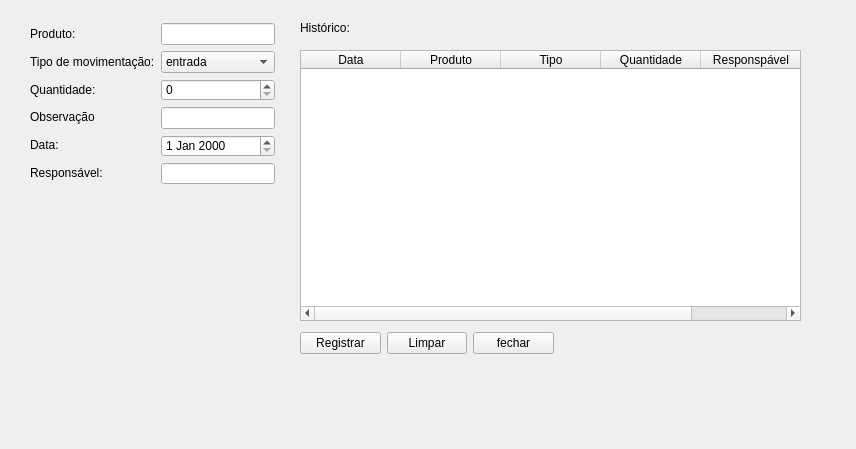
Before: the Qt Designer form erp-projeto/movimentacaoestoquewindow.ui in jaques-lo/erp-projeto, drawn with Qt 5.
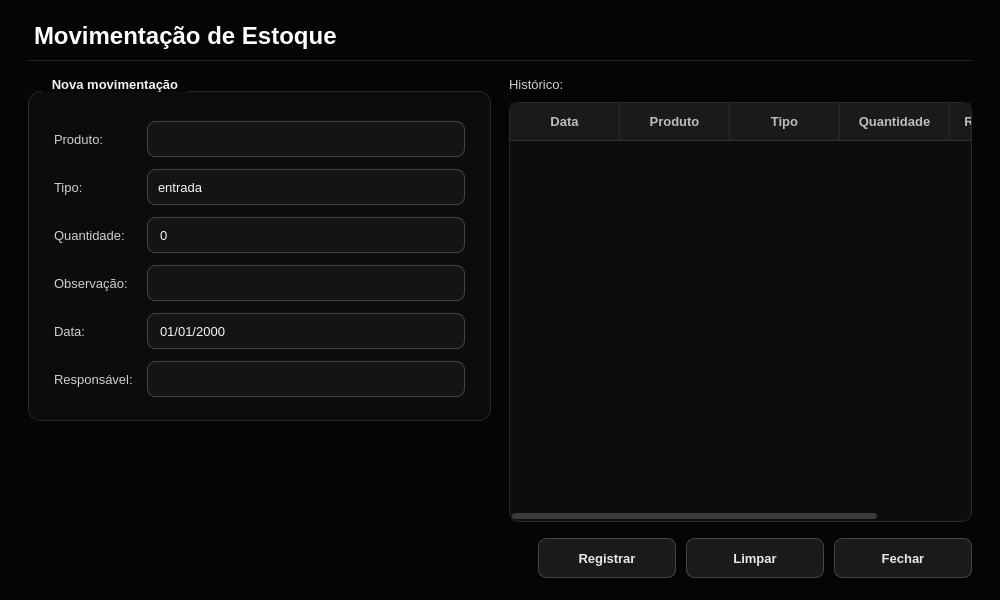
After: the same form once the commit is applied.

Commit message:
Atualiza fontes do projeto ERP (telas e login, Tela de Sobra) e adiciona logoBG
Arquivos de importância para alterar e rodar na máquina: código (cpp/h/pro), telas (ui), recursos (qrc) e imagem da logoBG.

```diff
--- a/erp-projeto/movimentacaoestoquewindow.ui
+++ b/erp-projeto/movimentacaoestoquewindow.ui
@@ -6,200 +6,1058 @@
    <rect>
     <x>0</x>
     <y>0</y>
-    <width>856</width>
-    <height>449</height>
+    <width>1000</width>
+    <height>600</height>
    </rect>
   </property>
+  <property name="minimumSize">
+   <size>
+    <width>800</width>
+    <height>480</height>
+   </size>
+  </property>
   <property name="windowTitle">
-   <string>Form</string>
-  </property>
-  <widget class="QLabel" name="label_7">
-   <property name="geometry">
-    <rect>
-     <x>300</x>
-     <y>20</y>
-     <width>51</width>
-     <height>16</height>
-    </rect>
-   </property>
-   <property name="text">
-    <string>Histórico:</string>
-   </property>
-  </widget>
-  <widget class="QTableWidget" name="tableWidget">
-   <property name="geometry">
-    <rect>
-     <x>300</x>
-     <y>50</y>
-     <width>501</width>
-     <height>271</height>
-    </rect>
-   </property>
-   <column>
-    <property name="text">
-     <string>Data</string>
-    </property>
-   </column>
-   <column>
-    <property name="text">
-     <string>Produto</string>
-    </property>
-   </column>
-   <column>
-    <property name="text">
-     <string>Tipo</string>
-    </property>
-   </column>
-   <column>
-    <property name="text">
-     <string>Quantidade</string>
-    </property>
-   </column>
-   <column>
-    <property name="text">
-     <string>Responspável</string>
-    </property>
-   </column>
-  </widget>
-  <widget class="QWidget" name="">
-   <property name="geometry">
-    <rect>
-     <x>30</x>
-     <y>23</y>
-     <width>245</width>
-     <height>161</height>
-    </rect>
-   </property>
-   <layout class="QHBoxLayout" name="horizontalLayout">
-    <item>
-     <layout class="QVBoxLayout" name="verticalLayout_2">
-      <item>
-       <widget class="QLabel" name="label">
-        <property name="text">
-         <string>Produto:</string>
-        </property>
-       </widget>
-      </item>
-      <item>
-       <widget class="QLabel" name="label_2">
-        <property name="text">
-         <string>Tipo de movimentação:</string>
-        </property>
-       </widget>
-      </item>
-      <item>
-       <widget class="QLabel" name="label_3">
-        <property name="text">
-         <string>Quantidade:</string>
-        </property>
-       </widget>
-      </item>
-      <item>
-       <widget class="QLabel" name="label_4">
-        <property name="text">
-         <string>Observação</string>
-        </property>
-       </widget>
-      </item>
-      <item>
-       <widget class="QLabel" name="label_5">
-        <property name="text">
-         <string>Data:</string>
-        </property>
-       </widget>
-      </item>
-      <item>
-       <widget class="QLabel" name="label_6">
-        <property name="text">
-         <string>Responsável:</string>
-        </property>
-       </widget>
-      </item>
-     </layout>
-    </item>
-    <item>
-     <layout class="QVBoxLayout" name="verticalLayout">
-      <item>
-       <widget class="QLineEdit" name="lineEdit"/>
-      </item>
-      <item>
-       <widget class="QComboBox" name="comboBox">
-        <item>
-         <property name="text">
-          <string>entrada</string>
-         </property>
-        </item>
-        <item>
-         <property name="text">
-          <string>saída</string>
-         </property>
-        </item>
-        <item>
-         <property name="text">
-          <string>ajuste</string>
-         </property>
-        </item>
-        <item>
-         <property name="text">
-          <string>perda</string>
-         </property>
-        </item>
-        <item>
-         <property name="text">
-          <string>devolução</string>
-         </property>
-        </item>
-       </widget>
-      </item>
-      <item>
-       <widget class="QSpinBox" name="spinBox"/>
-      </item>
-      <item>
-       <widget class="QLineEdit" name="lineEdit_2"/>
-      </item>
-      <item>
-       <widget class="QDateEdit" name="dateEdit"/>
-      </item>
-      <item>
-       <widget class="QLineEdit" name="lineEdit_3"/>
-      </item>
-     </layout>
-    </item>
-   </layout>
-  </widget>
-  <widget class="QWidget" name="">
-   <property name="geometry">
-    <rect>
-     <x>300</x>
-     <y>330</y>
-     <width>254</width>
-     <height>26</height>
-    </rect>
-   </property>
-   <layout class="QHBoxLayout" name="horizontalLayout_2">
-    <item>
-     <widget class="QPushButton" name="pushButton">
-      <property name="text">
-       <string>Registrar</string>
-      </property>
-     </widget>
-    </item>
-    <item>
-     <widget class="QPushButton" name="pushButton_2">
-      <property name="text">
-       <string>Limpar</string>
-      </property>
-     </widget>
-    </item>
-    <item>
-     <widget class="QPushButton" name="pushButton_3">
-      <property name="text">
-       <string>fechar</string>
-      </property>
-     </widget>
-    </item>
-   </layout>
-  </widget>
+   <string>Movimentação de Estoque</string>
+  </property>
+  <property name="palette">
+   <palette>
+    <active>
+     <colorrole role="WindowText">
+      <brush brushstyle="SolidPattern">
+       <color alpha="255">
+        <red>232</red>
+        <green>232</green>
+        <blue>232</blue>
+       </color>
+      </brush>
+     </colorrole>
+     <colorrole role="Button">
+      <brush brushstyle="SolidPattern">
+       <color alpha="255">
+        <red>26</red>
+        <green>26</green>
+        <blue>26</blue>
+       </color>
+      </brush>
+     </colorrole>
+     <colorrole role="Text">
+      <brush brushstyle="SolidPattern">
+       <color alpha="255">
+        <red>245</red>
+        <green>245</green>
+        <blue>245</blue>
+       </color>
+      </brush>
+     </colorrole>
+     <colorrole role="ButtonText">
+      <brush brushstyle="SolidPattern">
+       <color alpha="255">
+        <red>232</red>
+        <green>232</green>
+        <blue>232</blue>
+       </color>
+      </brush>
+     </colorrole>
+     <colorrole role="Base">
+      <brush brushstyle="SolidPattern">
+       <color alpha="255">
+        <red>20</red>
+        <green>20</green>
+        <blue>20</blue>
+       </color>
+      </brush>
+     </colorrole>
+     <colorrole role="AlternateBase">
+      <brush brushstyle="SolidPattern">
+       <color alpha="255">
+        <red>19</red>
+        <green>19</green>
+        <blue>19</blue>
+       </color>
+      </brush>
+     </colorrole>
+     <colorrole role="Window">
+      <brush brushstyle="SolidPattern">
+       <color alpha="255">
+        <red>5</red>
+        <green>5</green>
+        <blue>5</blue>
+       </color>
+      </brush>
+     </colorrole>
+     <colorrole role="Highlight">
+      <brush brushstyle="SolidPattern">
+       <color alpha="255">
+        <red>119</red>
+        <green>119</green>
+        <blue>119</blue>
+       </color>
+      </brush>
+     </colorrole>
+     <colorrole role="HighlightedText">
+      <brush brushstyle="SolidPattern">
+       <color alpha="255">
+        <red>255</red>
+        <green>255</green>
+        <blue>255</blue>
+       </color>
+      </brush>
+     </colorrole>
+     <colorrole role="PlaceholderText">
+      <brush brushstyle="SolidPattern">
+       <color alpha="255">
+        <red>119</red>
+        <green>119</green>
+        <blue>119</blue>
+       </color>
+      </brush>
+     </colorrole>
+    </active>
+    <inactive>
+     <colorrole role="WindowText">
+      <brush brushstyle="SolidPattern">
+       <color alpha="255">
+        <red>232</red>
+        <green>232</green>
+        <blue>232</blue>
+       </color>
+      </brush>
+     </colorrole>
+     <colorrole role="Button">
+      <brush brushstyle="SolidPattern">
+       <color alpha="255">
+        <red>26</red>
+        <green>26</green>
+        <blue>26</blue>
+       </color>
+      </brush>
+     </colorrole>
+     <colorrole role="Text">
+      <brush brushstyle="SolidPattern">
+       <color alpha="255">
+        <red>245</red>
+        <green>245</green>
+        <blue>245</blue>
+       </color>
+      </brush>
+     </colorrole>
+     <colorrole role="ButtonText">
+      <brush brushstyle="SolidPattern">
+       <color alpha="255">
+        <red>232</red>
+        <green>232</green>
+        <blue>232</blue>
+       </color>
+      </brush>
+     </colorrole>
+     <colorrole role="Base">
+      <brush brushstyle="SolidPattern">
+       <color alpha="255">
+        <red>20</red>
+        <green>20</green>
+        <blue>20</blue>
+       </color>
+      </brush>
+     </colorrole>
+     <colorrole role="AlternateBase">
+      <brush brushstyle="SolidPattern">
+       <color alpha="255">
+        <red>19</red>
+        <green>19</green>
+        <blue>19</blue>
+       </color>
+      </brush>
+     </colorrole>
+     <colorrole role="Window">
+      <brush brushstyle="SolidPattern">
+       <color alpha="255">
+        <red>5</red>
+        <green>5</green>
+        <blue>5</blue>
+       </color>
+      </brush>
+     </colorrole>
+     <colorrole role="Highlight">
+      <brush brushstyle="SolidPattern">
+       <color alpha="255">
+        <red>119</red>
+        <green>119</green>
+        <blue>119</blue>
+       </color>
+      </brush>
+     </colorrole>
+     <colorrole role="HighlightedText">
+      <brush brushstyle="SolidPattern">
+       <color alpha="255">
+        <red>255</red>
+        <green>255</green>
+        <blue>255</blue>
+       </color>
+      </brush>
+     </colorrole>
+     <colorrole role="PlaceholderText">
+      <brush brushstyle="SolidPattern">
+       <color alpha="255">
+        <red>119</red>
+        <green>119</green>
+        <blue>119</blue>
+       </color>
+      </brush>
+     </colorrole>
+    </inactive>
+    <disabled>
+     <colorrole role="WindowText">
+      <brush brushstyle="SolidPattern">
+       <color alpha="255">
+        <red>102</red>
+        <green>102</green>
+        <blue>102</blue>
+       </color>
+      </brush>
+     </colorrole>
+     <colorrole role="Button">
+      <brush brushstyle="SolidPattern">
+       <color alpha="255">
+        <red>26</red>
+        <green>26</green>
+        <blue>26</blue>
+       </color>
+      </brush>
+     </colorrole>
+     <colorrole role="Text">
+      <brush brushstyle="SolidPattern">
+       <color alpha="255">
+        <red>102</red>
+        <green>102</green>
+        <blue>102</blue>
+       </color>
+      </brush>
+     </colorrole>
+     <colorrole role="ButtonText">
+      <brush brushstyle="SolidPattern">
+       <color alpha="255">
+        <red>102</red>
+        <green>102</green>
+        <blue>102</blue>
+       </color>
+      </brush>
+     </colorrole>
+     <colorrole role="Base">
+      <brush brushstyle="SolidPattern">
+       <color alpha="255">
+        <red>20</red>
+        <green>20</green>
+        <blue>20</blue>
+       </color>
+      </brush>
+     </colorrole>
+     <colorrole role="AlternateBase">
+      <brush brushstyle="SolidPattern">
+       <color alpha="255">
+        <red>19</red>
+        <green>19</green>
+        <blue>19</blue>
+       </color>
+      </brush>
+     </colorrole>
+     <colorrole role="Window">
+      <brush brushstyle="SolidPattern">
+       <color alpha="255">
+        <red>5</red>
+        <green>5</green>
+        <blue>5</blue>
+       </color>
+      </brush>
+     </colorrole>
+     <colorrole role="Highlight">
+      <brush brushstyle="SolidPattern">
+       <color alpha="255">
+        <red>119</red>
+        <green>119</green>
+        <blue>119</blue>
+       </color>
+      </brush>
+     </colorrole>
+     <colorrole role="HighlightedText">
+      <brush brushstyle="SolidPattern">
+       <color alpha="255">
+        <red>255</red>
+        <green>255</green>
+        <blue>255</blue>
+       </color>
+      </brush>
+     </colorrole>
+     <colorrole role="PlaceholderText">
+      <brush brushstyle="SolidPattern">
+       <color alpha="255">
+        <red>119</red>
+        <green>119</green>
+        <blue>119</blue>
+       </color>
+      </brush>
+     </colorrole>
+    </disabled>
+   </palette>
+  </property>
+  <property name="styleSheet">
+   <string notr="true">#MovimentacaoEstoqueWindow {
+    background-color: #050505;
+}
+
+QWidget {
+    font-family: "Segoe UI", "DejaVu Sans", "Noto Sans", sans-serif;
+    font-size: 10pt;
+}
+
+/* ---------- Textos ---------- */
+QLabel {
+    color: #cfcfcf;
+    background: transparent;
+    font-weight: normal;
+}
+
+QLabel#lblTitulo {
+    color: #ffffff;
+    font-size: 18pt;
+    font-weight: bold;
+    padding-bottom: 10px;
+    border-bottom: 1px solid #262626;
+}
+
+QLabel[role="section"] {
+    color: #ffffff;
+    font-size: 11pt;
+    font-weight: bold;
+}
+
+QLabel[role="hint"] {
+    color: #777777;
+    font-size: 9pt;
+}
+
+QLabel[role="value"] {
+    color: #ffffff;
+    font-weight: bold;
+}
+
+QToolTip {
+    background-color: #1a1a1a;
+    color: #f5f5f5;
+    border: 1px solid #444444;
+    padding: 4px 8px;
+}
+
+/* ---------- Cartões / grupos ---------- */
+QGroupBox {
+    background-color: #0c0c0c;
+    border: 1px solid #2a2a2a;
+    border-radius: 12px;
+    margin-top: 14px;
+    padding: 20px 16px 14px 16px;
+    color: #f2f2f2;
+    font-weight: bold;
+}
+
+QGroupBox::title {
+    subcontrol-origin: margin;
+    subcontrol-position: top left;
+    left: 14px;
+    padding: 0 8px;
+    color: #f2f2f2;
+}
+
+QFrame[variant="card"] {
+    background-color: #0c0c0c;
+    border: 1px solid #2a2a2a;
+    border-radius: 12px;
+}
+
+QFrame#lineSep {
+    background-color: #2a2a2a;
+    border: none;
+}
+
+/* ---------- Campos de entrada ---------- */
+QLineEdit,
+QComboBox,
+QAbstractSpinBox,
+QDateEdit,
+QDateTimeEdit {
+    background-color: #141414;
+    color: #f5f5f5;
+    border: 1px solid #444444;
+    border-radius: 8px;
+    padding: 6px 10px;
+    min-height: 22px;
+    selection-background-color: #777777;
+    selection-color: #ffffff;
+    font-weight: normal;
+}
+
+QLineEdit:hover,
+QComboBox:hover,
+QAbstractSpinBox:hover,
+QDateEdit:hover,
+QDateTimeEdit:hover {
+    border: 1px solid #666666;
+}
+
+QLineEdit:focus,
+QComboBox:focus,
+QAbstractSpinBox:focus,
+QDateEdit:focus,
+QDateTimeEdit:focus {
+    border: 1px solid #d8d8d8;
+    background-color: #181818;
+}
+
+QLineEdit:read-only,
+QAbstractSpinBox:read-only {
+    color: #bdbdbd;
+}
+
+QLineEdit:disabled,
+QComboBox:disabled,
+QAbstractSpinBox:disabled,
+QDateEdit:disabled,
+QDateTimeEdit:disabled {
+    background-color: #0e0e0e;
+    color: #666666;
+    border: 1px solid #2a2a2a;
+}
+
+/* Campo de total (somente leitura, em destaque) */
+QDoubleSpinBox[variant="total"] {
+    font-size: 20pt;
+    font-weight: bold;
+    color: #ffffff;
+    background-color: #0a0a0a;
+    border: 1px solid #333333;
+    padding: 8px 14px;
+    min-height: 36px;
+}
+
+/* ---------- ComboBox / Data ---------- */
+QComboBox {
+    padding-right: 30px;
+}
+
+QComboBox::drop-down,
+QDateEdit::drop-down,
+QDateTimeEdit::drop-down {
+    subcontrol-origin: padding;
+    subcontrol-position: center right;
+    width: 28px;
+    border: none;
+    background: transparent;
+}
+
+QComboBox::down-arrow,
+QDateEdit::down-arrow,
+QDateTimeEdit::down-arrow {
+    image: none;
+    width: 0px;
+    height: 0px;
+    border-left: 5px solid transparent;
+    border-right: 5px solid transparent;
+    border-top: 6px solid #bdbdbd;
+    margin-right: 8px;
+}
+
+QComboBox QAbstractItemView {
+    background-color: #141414;
+    color: #f5f5f5;
+    border: 1px solid #444444;
+    selection-background-color: #2e2e2e;
+    selection-color: #ffffff;
+    outline: 0;
+}
+
+/* ---------- SpinBox com botões ---------- */
+QSpinBox {
+    padding-right: 26px;
+}
+
+QSpinBox::up-button {
+    subcontrol-origin: border;
+    subcontrol-position: top right;
+    width: 22px;
+    border: none;
+    background: transparent;
+}
+
+QSpinBox::down-button {
+    subcontrol-origin: border;
+    subcontrol-position: bottom right;
+    width: 22px;
+    border: none;
+    background: transparent;
+}
+
+QSpinBox::up-arrow {
+    image: none;
+    width: 0px;
+    height: 0px;
+    border-left: 4px solid transparent;
+    border-right: 4px solid transparent;
+    border-bottom: 5px solid #bdbdbd;
+}
+
+QSpinBox::down-arrow {
+    image: none;
+    width: 0px;
+    height: 0px;
+    border-left: 4px solid transparent;
+    border-right: 4px solid transparent;
+    border-top: 5px solid #bdbdbd;
+}
+
+/* ---------- Calendário (popup do QDateEdit) ---------- */
+QCalendarWidget QWidget {
+    background-color: #141414;
+    color: #f5f5f5;
+}
+
+QCalendarWidget QToolButton {
+    background-color: transparent;
+    color: #f5f5f5;
+    border: none;
+    padding: 4px 8px;
+}
+
+QCalendarWidget QAbstractItemView:enabled {
+    background-color: #0d0d0d;
+    color: #f5f5f5;
+    selection-background-color: #f2f2f2;
+    selection-color: #080808;
+}
+
+QCalendarWidget QAbstractItemView:disabled {
+    color: #555555;
+}
+
+/* ---------- CheckBox ---------- */
+QCheckBox {
+    color: #e8e8e8;
+    background: transparent;
+    spacing: 10px;
+    font-weight: normal;
+}
+
+QCheckBox::indicator {
+    width: 18px;
+    height: 18px;
+    border: 1px solid #555555;
+    border-radius: 5px;
+    background-color: #141414;
+}
+
+QCheckBox::indicator:hover {
+    border: 1px solid #999999;
+}
+
+QCheckBox::indicator:checked {
+    background-color: #f2f2f2;
+    border: 1px solid #f2f2f2;
+}
+
+/* ---------- Botões ---------- */
+QPushButton {
+    background-color: #1a1a1a;
+    color: #e8e8e8;
+    border: 1px solid #444444;
+    border-radius: 8px;
+    padding: 8px 22px;
+    min-height: 22px;
+    min-width: 92px;
+    font-weight: bold;
+}
+
+QPushButton:hover {
+    background-color: #262626;
+    border: 1px solid #666666;
+    color: #ffffff;
+}
+
+QPushButton:pressed {
+    background-color: #333333;
+}
+
+QPushButton:disabled {
+    background-color: #111111;
+    color: #555555;
+    border: 1px solid #2a2a2a;
+}
+
+QPushButton[variant="primary"] {
+    background-color: #f2f2f2;
+    color: #080808;
+    border: 1px solid #f2f2f2;
+}
+
+QPushButton[variant="primary"]:hover {
+    background-color: #d2d2d2;
+    border: 1px solid #d2d2d2;
+    color: #080808;
+}
+
+QPushButton[variant="primary"]:pressed {
+    background-color: #aaaaaa;
+    border: 1px solid #aaaaaa;
+}
+
+QPushButton[variant="danger"] {
+    background-color: transparent;
+    color: #ff9494;
+    border: 1px solid #6b2f2f;
+}
+
+QPushButton[variant="danger"]:hover {
+    background-color: #2a1212;
+    color: #ffb4b4;
+    border: 1px solid #a04444;
+}
+
+QPushButton[variant="danger"]:pressed {
+    background-color: #3a1818;
+}
+
+QPushButton[variant="ghost"] {
+    background-color: transparent;
+    color: #bdbdbd;
+    border: 1px solid #333333;
+}
+
+QPushButton[variant="ghost"]:hover {
+    background-color: #1a1a1a;
+    color: #ffffff;
+    border: 1px solid #666666;
+}
+
+/* ---------- Tabelas ---------- */
+QTableWidget,
+QTableView {
+    background-color: #0d0d0d;
+    alternate-background-color: #131313;
+    color: #e8e8e8;
+    gridline-color: #232323;
+    border: 1px solid #2a2a2a;
+    border-radius: 10px;
+    selection-background-color: #2f2f2f;
+    selection-color: #ffffff;
+    outline: 0;
+}
+
+QTableWidget::item,
+QTableView::item {
+    padding: 4px 8px;
+    border: none;
+}
+
+QHeaderView {
+    background-color: transparent;
+}
+
+QHeaderView::section {
+    background-color: #1a1a1a;
+    color: #bdbdbd;
+    padding: 9px 10px;
+    border: none;
+    border-right: 1px solid #2a2a2a;
+    border-bottom: 1px solid #333333;
+    font-weight: bold;
+}
+
+QTableCornerButton::section {
+    background-color: #1a1a1a;
+    border: none;
+}
+
+/* ---------- Barras de rolagem ---------- */
+QScrollBar:vertical {
+    background: transparent;
+    width: 10px;
+    margin: 2px;
+}
+
+QScrollBar::handle:vertical {
+    background: #3a3a3a;
+    border-radius: 3px;
+    min-height: 28px;
+}
+
+QScrollBar::handle:vertical:hover {
+    background: #5a5a5a;
+}
+
+QScrollBar:horizontal {
+    background: transparent;
+    height: 10px;
+    margin: 2px;
+}
+
+QScrollBar::handle:horizontal {
+    background: #3a3a3a;
+    border-radius: 3px;
+    min-width: 28px;
+}
+
+QScrollBar::handle:horizontal:hover {
+    background: #5a5a5a;
+}
+
+QScrollBar::add-line,
+QScrollBar::sub-line {
+    width: 0px;
+    height: 0px;
+}
+
+QScrollBar::add-page,
+QScrollBar::sub-page {
+    background: transparent;
+}
+
+/* ---------- Caixas de diálogo abertas a partir da tela ---------- */
+QMessageBox,
+QDialog {
+    background-color: #0d0d0d;
+}
+
+QMessageBox QLabel {
+    color: #f0f0f0;
+}</string>
+  </property>
+  <layout class="QVBoxLayout" name="rootLayout">
+   <property name="spacing">
+    <number>16</number>
+   </property>
+   <property name="leftMargin">
+    <number>28</number>
+   </property>
+   <property name="topMargin">
+    <number>22</number>
+   </property>
+   <property name="rightMargin">
+    <number>28</number>
+   </property>
+   <property name="bottomMargin">
+    <number>22</number>
+   </property>
+   <item>
+    <widget class="QLabel" name="lblTitulo">
+     <property name="text">
+      <string>Movimentação de Estoque</string>
+     </property>
+    </widget>
+   </item>
+   <item>
+    <layout class="QHBoxLayout" name="lay_5">
+     <property name="spacing">
+      <number>18</number>
+     </property>
+     <property name="leftMargin">
+      <number>0</number>
+     </property>
+     <property name="topMargin">
+      <number>0</number>
+     </property>
+     <property name="rightMargin">
+      <number>0</number>
+     </property>
+     <property name="bottomMargin">
+      <number>0</number>
+     </property>
+     <item>
+      <layout class="QVBoxLayout" name="lay_3">
+       <property name="spacing">
+        <number>0</number>
+       </property>
+       <property name="leftMargin">
+        <number>0</number>
+       </property>
+       <property name="topMargin">
+        <number>0</number>
+       </property>
+       <property name="rightMargin">
+        <number>0</number>
+       </property>
+       <property name="bottomMargin">
+        <number>0</number>
+       </property>
+       <item>
+        <widget class="QGroupBox" name="grpMov">
+         <property name="title">
+          <string>Nova movimentação</string>
+         </property>
+         <layout class="QGridLayout" name="lay_1">
+          <property name="horizontalSpacing">
+           <number>14</number>
+          </property>
+          <property name="verticalSpacing">
+           <number>12</number>
+          </property>
+          <item row="0" column="0">
+           <widget class="QLabel" name="label">
+            <property name="text">
+             <string>Produto:</string>
+            </property>
+           </widget>
+          </item>
+          <item row="0" column="1">
+           <widget class="QLineEdit" name="lineEdit" />
+          </item>
+          <item row="1" column="0">
+           <widget class="QLabel" name="label_2">
+            <property name="text">
+             <string>Tipo:</string>
+            </property>
+           </widget>
+          </item>
+          <item row="1" column="1">
+           <widget class="QComboBox" name="comboBox">
+            <item>
+             <property name="text">
+              <string>entrada</string>
+             </property>
+            </item>
+            <item>
+             <property name="text">
+              <string>saída</string>
+             </property>
+            </item>
+            <item>
+             <property name="text">
+              <string>ajuste</string>
+             </property>
+            </item>
+            <item>
+             <property name="text">
+              <string>perda</string>
+             </property>
+            </item>
+            <item>
+             <property name="text">
+              <string>devolução</string>
+             </property>
+            </item>
+           </widget>
+          </item>
+          <item row="2" column="0">
+           <widget class="QLabel" name="label_3">
+            <property name="text">
+             <string>Quantidade:</string>
+            </property>
+           </widget>
+          </item>
+          <item row="2" column="1">
+           <widget class="QSpinBox" name="spinBox">
+            <property name="maximum">
+             <number>999999</number>
+            </property>
+           </widget>
+          </item>
+          <item row="3" column="0">
+           <widget class="QLabel" name="label_4">
+            <property name="text">
+             <string>Observação:</string>
+            </property>
+           </widget>
+          </item>
+          <item row="3" column="1">
+           <widget class="QLineEdit" name="lineEdit_2" />
+          </item>
+          <item row="4" column="0">
+           <widget class="QLabel" name="label_5">
+            <property name="text">
+             <string>Data:</string>
+            </property>
+           </widget>
+          </item>
+          <item row="4" column="1">
+           <widget class="QDateEdit" name="dateEdit">
+            <property name="displayFormat">
+             <string>dd/MM/yyyy</string>
+            </property>
+            <property name="calendarPopup">
+             <bool>true</bool>
+            </property>
+           </widget>
+          </item>
+          <item row="5" column="0">
+           <widget class="QLabel" name="label_6">
+            <property name="text">
+             <string>Responsável:</string>
+            </property>
+           </widget>
+          </item>
+          <item row="5" column="1">
+           <widget class="QLineEdit" name="lineEdit_3" />
+          </item>
+         </layout>
+        </widget>
+       </item>
+       <item>
+        <spacer name="spacer_2">
+         <property name="orientation">
+          <enum>Qt::Vertical</enum>
+         </property>
+         <property name="sizeHint" stdset="0">
+          <size>
+           <width>40</width>
+           <height>20</height>
+          </size>
+         </property>
+        </spacer>
+       </item>
+      </layout>
+     </item>
+     <item>
+      <layout class="QVBoxLayout" name="lay_4">
+       <property name="spacing">
+        <number>10</number>
+       </property>
+       <property name="leftMargin">
+        <number>0</number>
+       </property>
+       <property name="topMargin">
+        <number>0</number>
+       </property>
+       <property name="rightMargin">
+        <number>0</number>
+       </property>
+       <property name="bottomMargin">
+        <number>0</number>
+       </property>
+       <item>
+        <widget class="QLabel" name="label_7">
+         <property name="text">
+          <string>Histórico:</string>
+         </property>
+         <property name="role" stdset="0">
+          <string>section</string>
+         </property>
+        </widget>
+       </item>
+       <item>
+        <widget class="QTableWidget" name="tableWidget">
+         <property name="alternatingRowColors">
+          <bool>true</bool>
+         </property>
+         <property name="selectionBehavior">
+          <enum>QAbstractItemView::SelectRows</enum>
+         </property>
+         <property name="showGrid">
+          <bool>false</bool>
+         </property>
+         <attribute name="horizontalHeaderDefaultSectionSize">
+          <number>110</number>
+         </attribute>
+         <attribute name="horizontalHeaderStretchLastSection">
+          <bool>true</bool>
+         </attribute>
+         <attribute name="verticalHeaderVisible">
+          <bool>false</bool>
+         </attribute>
+         <column>
+          <property name="text">
+           <string>Data</string>
+          </property>
+         </column>
+         <column>
+          <property name="text">
+           <string>Produto</string>
+          </property>
+         </column>
+         <column>
+          <property name="text">
+           <string>Tipo</string>
+          </property>
+         </column>
+         <column>
+          <property name="text">
+           <string>Quantidade</string>
+          </property>
+         </column>
+         <column>
+          <property name="text">
+           <string>Responsável</string>
+          </property>
+         </column>
+        </widget>
+       </item>
+      </layout>
+     </item>
+    </layout>
+   </item>
+   <item>
+    <layout class="QHBoxLayout" name="lay_7">
+     <property name="spacing">
+      <number>10</number>
+     </property>
+     <property name="leftMargin">
+      <number>0</number>
+     </property>
+     <property name="topMargin">
+      <number>0</number>
+     </property>
+     <property name="rightMargin">
+      <number>0</number>
+     </property>
+     <property name="bottomMargin">
+      <number>0</number>
+     </property>
+     <item>
+      <spacer name="spacer_6">
+       <property name="orientation">
+        <enum>Qt::Horizontal</enum>
+       </property>
+       <property name="sizeHint" stdset="0">
+        <size>
+         <width>40</width>
+         <height>20</height>
+        </size>
+       </property>
+      </spacer>
+     </item>
+     <item>
+      <widget class="QPushButton" name="pushButton">
+       <property name="text">
+        <string>Registrar</string>
+       </property>
+       <property name="variant" stdset="0">
+        <string>primary</string>
+       </property>
+       <property name="cursor">
+        <cursorShape>PointingHandCursor</cursorShape>
+       </property>
+      </widget>
+     </item>
+     <item>
+      <widget class="QPushButton" name="pushButton_2">
+       <property name="text">
+        <string>Limpar</string>
+       </property>
+       <property name="cursor">
+        <cursorShape>PointingHandCursor</cursorShape>
+       </property>
+      </widget>
+     </item>
+     <item>
+      <widget class="QPushButton" name="pushButton_3">
+       <property name="text">
+        <string>Fechar</string>
+       </property>
+       <property name="variant" stdset="0">
+        <string>ghost</string>
+       </property>
+       <property name="cursor">
+        <cursorShape>PointingHandCursor</cursorShape>
+       </property>
+      </widget>
+     </item>
+    </layout>
+   </item>
+  </layout>
  </widget>
  <resources/>
  <connections>
```
Left out of the diff: 12 changed lines with no effect on the pictures. The commit also changes 23 other files.
